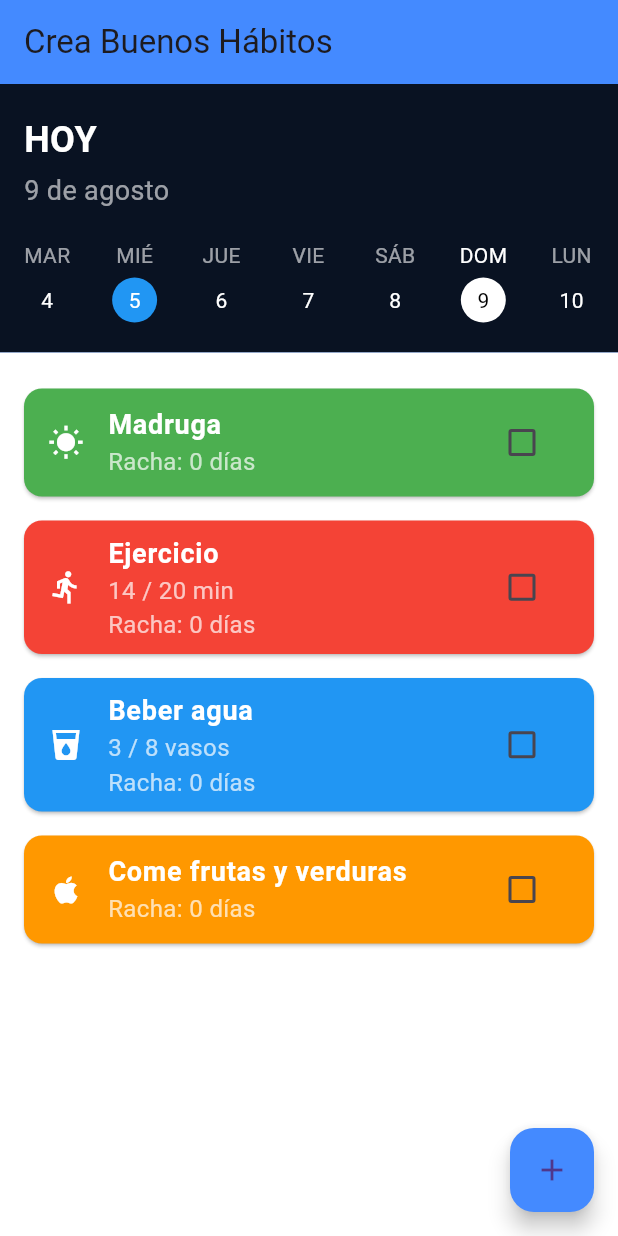
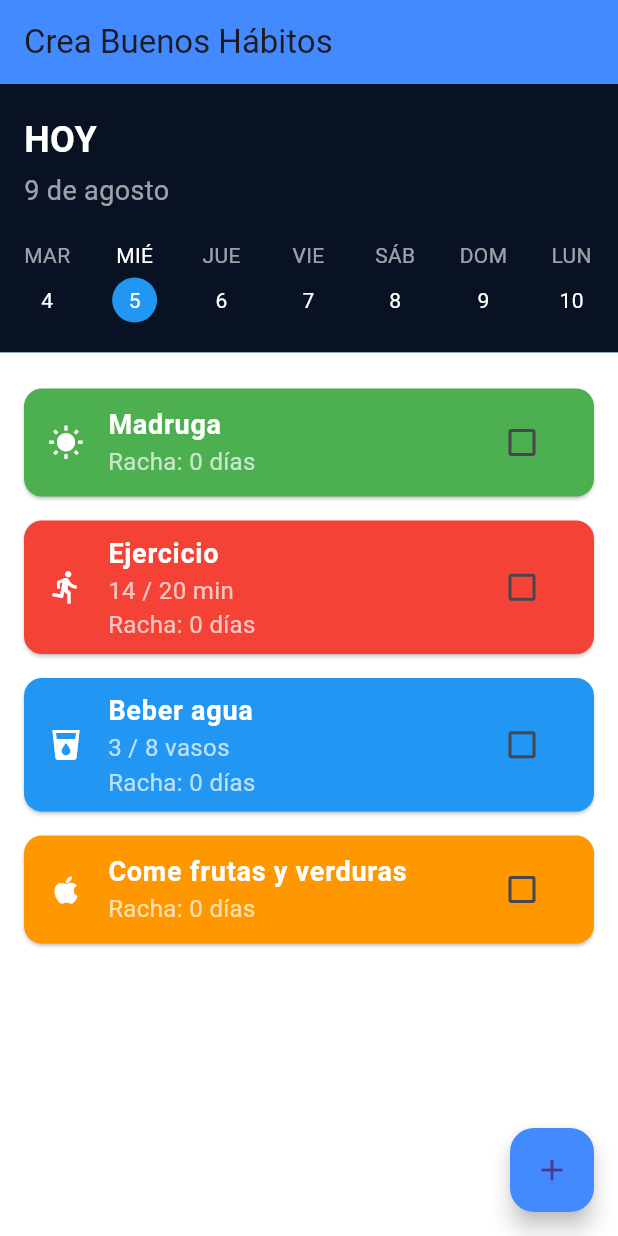
Before and after one commit to daniFlakk/habit_tracker, a Flutter app: the screen it shows after launch, on a phone screen of 412 x 824 dp. Run offline on Flutter 3.47's test engine with Material 3 defaults, Android fonts, the phone set to English and light mode, and no system bars.

Commit message:
divide by widgets

```diff
--- a/lib/main.dart
+++ b/lib/main.dart
@@ -1,9 +1,12 @@
 import 'package:flutter/material.dart';
+import 'package:habit_tracker/widgets/calendar_select.dart';
+import 'package:habit_tracker/widgets/habit_list.dart';
 
 void main() {
   runApp(HabitTrackerApp());
 }
 
+// Widget principal de la aplicación
 class HabitTrackerApp extends StatelessWidget {
   @override
   Widget build(BuildContext context) {
@@ -14,28 +17,51 @@ class HabitTrackerApp extends StatelessWidget {
   }
 }
 
+// Vista principal que maneja el estado de los hábitos
 class HabitTracker extends StatefulWidget {
   @override
   _HabitTrackerState createState() => _HabitTrackerState();
 }
 
 class _HabitTrackerState extends State<HabitTracker> {
-  List<Map<String, dynamic>> habits = [
+  int selectedDay = 5; // Día seleccionado (inicialmente el día 5)
+
+  // Mapa para guardar el estado de los hábitos por día
+  Map<int, List<Map<String, dynamic>>> habitsByDay = {
+    5: [
       {"name": "Madruga", "completed": false, "streak": 0, "color": Colors.green, "icon": Icons.wb_sunny},
       {"name": "Ejercicio", "completed": false, "streak": 0, "progress": "14 / 20 min", "color": Colors.red, "icon": Icons.directions_run},
       {"name": "Beber agua", "completed": false, "streak": 0, "progress": "3 / 8 vasos", "color": Colors.blue, "icon": Icons.local_drink},
       {"name": "Come frutas y verduras", "completed": false, "streak": 0, "color": Colors.orange, "icon": Icons.apple},
-  ];
+    ],
+    6: [
+      {"name": "Madruga", "completed": true, "streak": 1, "color": Colors.green, "icon": Icons.wb_sunny},
+      {"name": "Ejercicio", "completed": false, "streak": 0, "progress": "14 / 20 min", "color": Colors.red, "icon": Icons.directions_run},
+      {"name": "Beber agua", "completed": true, "streak": 1, "progress": "3 / 8 vasos", "color": Colors.blue, "icon": Icons.local_drink},
+      {"name": "Come frutas y verduras", "completed": false, "streak": 0, "color": Colors.orange, "icon": Icons.apple},
+    ],
+  };
 
+  // Cambia el día seleccionado
+  void changeSelectedDay(int day) {
+    setState(() {
+      selectedDay = day;
+    });
+  }
+
+  // Alterna la finalización de un hábito y actualiza la racha
   void toggleHabitCompletion(int index) {
+    List<Map<String, dynamic>>? habits = habitsByDay[selectedDay] ?? [];
+    if (habits.isNotEmpty) {
       setState(() {
         habits[index]['completed'] = !habits[index]['completed'];
         if (habits[index]['completed']) {
-        habits[index]['streak'] += 1; // Incrementar el contador si se completa el hábito
+          habits[index]['streak'] += 1;
         } else {
-        habits[index]['streak'] = 0;  // Reiniciar el contador si no se completa el hábito
+          habits[index]['streak'] = 0;
         }
       });
+    }
   }
 
   @override
@@ -49,44 +75,16 @@ class _HabitTrackerState extends State<HabitTracker> {
       ),
       body: Column(
         children: [
-          // Sección de fecha y calendario
-          Container(
-            padding: EdgeInsets.symmetric(horizontal: 16, vertical: 20),
-            color: Colors.black87,
-            child: Column(
-              crossAxisAlignment: CrossAxisAlignment.start,
-              children: [
-                Text("HOY", style: TextStyle(color: Colors.white, fontSize: 24, fontWeight: FontWeight.bold)),
-                SizedBox(height: 4),
-                Text("9 de agosto", style: TextStyle(color: Colors.white60, fontSize: 18)),
-                SizedBox(height: 20),
-                Row(
-                  mainAxisAlignment: MainAxisAlignment.spaceBetween,
-                  children: [
-                    _buildDay("MAR", "4", false),
-                    _buildDay("MIÉ", "5", true),
-                    _buildDay("JUE", "6", false),
-                    _buildDay("VIE", "7", false),
-                    _buildDay("SÁB", "8", false),
-                    _buildDay("DOM", "9", false, isToday: true),
-                    _buildDay("LUN", "10", false),
-                  ],
-                ),
-              ],
-            ),
+          // Widget de calendario
+          CalendarWidget(
+            selectedDay: selectedDay,
+            onDaySelected: changeSelectedDay,
           ),
           // Sección de tarjetas de hábitos
           Expanded(
-            child: Container(
-              padding: EdgeInsets.all(16),
-              color: Colors.white,
-              child: ListView.builder(
-                itemCount: habits.length,
-                itemBuilder: (context, index) {
-                  final habit = habits[index];
-                  return _buildHabitCard(habit, index);
-                },
-              ),
+            child: HabitList(
+              habits: habitsByDay[selectedDay] ?? [],
+              toggleCompletion: toggleHabitCompletion,
             ),
           ),
         ],
@@ -98,52 +96,4 @@ class _HabitTrackerState extends State<HabitTracker> {
       ),
     );
   }
-
-  Widget _buildDay(String day, String date, bool isSelected, {bool isToday = false}) {
-    return Column(
-      children: [
-        Text(day, style: TextStyle(color: isToday ? Colors.white : Colors.white60)),
-        SizedBox(height: 5),
-        Container(
-          width: 30,
-          height: 30,
-          decoration: BoxDecoration(
-            color: isSelected ? Colors.blue : (isToday ? Colors.white : Colors.transparent),
-            shape: BoxShape.circle,
-          ),
-          child: Center(
-            child: Text(date, style: TextStyle(color: isSelected ? Colors.white : (isToday ? Colors.black : Colors.white))),
-          ),
-        ),
-      ],
-    );
 }
-
-  Widget _buildHabitCard(Map<String, dynamic> habit, int index) {
-    return Card(
-      margin: EdgeInsets.symmetric(vertical: 8),
-      color: habit["color"],
-      child: ListTile(
-        leading: Icon(habit["icon"], color: Colors.white),
-        title: Text(habit["name"], style: TextStyle(color: Colors.white, fontSize: 18, fontWeight: FontWeight.bold)),
-        subtitle: Column(
-          crossAxisAlignment: CrossAxisAlignment.start,
-          children: [
-            habit.containsKey("progress") && habit["progress"] != ""
-                ? Text(habit["progress"], style: TextStyle(color: Colors.white70, fontSize: 16))
-                : Container(),
-            Text("Racha: ${habit['streak']} días", style: TextStyle(color: Colors.white70, fontSize: 16)),
-          ],
-        ),
-        trailing: Checkbox(
-          value: habit["completed"],
-          onChanged: (value) {
-            toggleHabitCompletion(index);
-          },
-          activeColor: Colors.white,
-          checkColor: habit["color"],
-        ),
-      ),
-    );
-  }
-}
--- /dev/null
+++ b/lib/widgets/calendar_select.dart
@@ -0,0 +1,61 @@
+import 'package:flutter/material.dart';
+
+class CalendarWidget extends StatelessWidget {
+  final int selectedDay;
+  final Function(int) onDaySelected;
+
+  CalendarWidget({required this.selectedDay, required this.onDaySelected});
+
+  @override
+  Widget build(BuildContext context) {
+    return Container(
+      padding: EdgeInsets.symmetric(horizontal: 16, vertical: 20),
+      color: Colors.black87,
+      child: Column(
+        crossAxisAlignment: CrossAxisAlignment.start,
+        children: [
+          Text("HOY", style: TextStyle(color: Colors.white, fontSize: 24, fontWeight: FontWeight.bold)),
+          SizedBox(height: 4),
+          Text("9 de agosto", style: TextStyle(color: Colors.white60, fontSize: 18)),
+          SizedBox(height: 20),
+          Row(
+            mainAxisAlignment: MainAxisAlignment.spaceBetween,
+            children: [
+              _buildDay("MAR", 4),
+              _buildDay("MIÉ", 5),
+              _buildDay("JUE", 6),
+              _buildDay("VIE", 7),
+              _buildDay("SÁB", 8),
+              _buildDay("DOM", 9),
+              _buildDay("LUN", 10),
+            ],
+          ),
+        ],
+      ),
+    );
+  }
+
+  Widget _buildDay(String day, int dayNumber) {
+    return GestureDetector(
+      onTap: () => onDaySelected(dayNumber),
+      child: Column(
+        children: [
+          Text(day, style: TextStyle(color: selectedDay == dayNumber ? Colors.white : Colors.white60)),
+          SizedBox(height: 5),
+          Container(
+            width: 30,
+            height: 30,
+            decoration: BoxDecoration(
+              color: selectedDay == dayNumber ? Colors.blue : Colors.transparent,
+              shape: BoxShape.circle,
+            ),
+            child: Center(
+              child: Text(dayNumber.toString(),
+                  style: TextStyle(color: selectedDay == dayNumber ? Colors.white : Colors.white)),
+            ),
+          ),
+        ],
+      ),
+    );
+  }
+}
--- /dev/null
+++ b/lib/widgets/habit_list.dart
@@ -0,0 +1,28 @@
+import 'package:flutter/material.dart';
+import 'package:habit_tracker/widgets/progress_bar.dart';
+
+class HabitList extends StatelessWidget {
+  final List<Map<String, dynamic>> habits;
+  final Function(int) toggleCompletion;
+
+  HabitList({required this.habits, required this.toggleCompletion});
+
+  @override
+  Widget build(BuildContext context) {
+    return Container(
+      padding: EdgeInsets.all(16),
+      color: Colors.white,
+      child: ListView.builder(
+        itemCount: habits.length,
+        itemBuilder: (context, index) {
+          final habit = habits[index];
+          return HabitCard(
+            habit: habit,
+            index: index,
+            toggleCompletion: toggleCompletion,
+          );
+        },
+      ),
+    );
+  }
+}
--- /dev/null
+++ b/lib/widgets/progress_bar.dart
@@ -0,0 +1,38 @@
+import 'package:flutter/material.dart';
+
+class HabitCard extends StatelessWidget {
+  final Map<String, dynamic> habit;
+  final int index;
+  final Function(int) toggleCompletion;
+
+  HabitCard({required this.habit, required this.index, required this.toggleCompletion});
+
+  @override
+  Widget build(BuildContext context) {
+    return Card(
+      margin: EdgeInsets.symmetric(vertical: 8),
+      color: habit["color"],
+      child: ListTile(
+        leading: Icon(habit["icon"], color: Colors.white),
+        title: Text(habit["name"], style: TextStyle(color: Colors.white, fontSize: 18, fontWeight: FontWeight.bold)),
+        subtitle: Column(
+          crossAxisAlignment: CrossAxisAlignment.start,
+          children: [
+            habit.containsKey("progress") && habit["progress"] != ""
+                ? Text(habit["progress"], style: TextStyle(color: Colors.white70, fontSize: 16))
+                : Container(),
+            Text("Racha: ${habit['streak']} días", style: TextStyle(color: Colors.white70, fontSize: 16)),
+          ],
+        ),
+        trailing: Checkbox(
+          value: habit["completed"],
+          onChanged: (value) {
+            toggleCompletion(index);
+          },
+          activeColor: Colors.white,
+          checkColor: habit["color"],
+        ),
+      ),
+    );
+  }
+}
```
Lines whose indentation alone changed are shown as unchanged.
